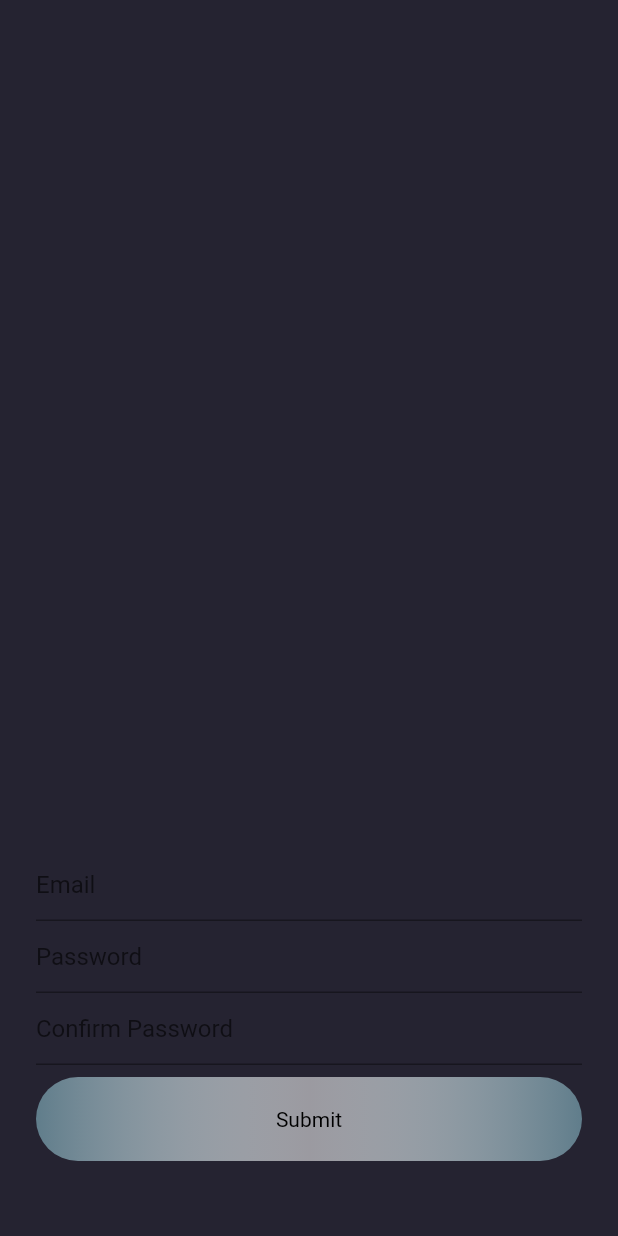
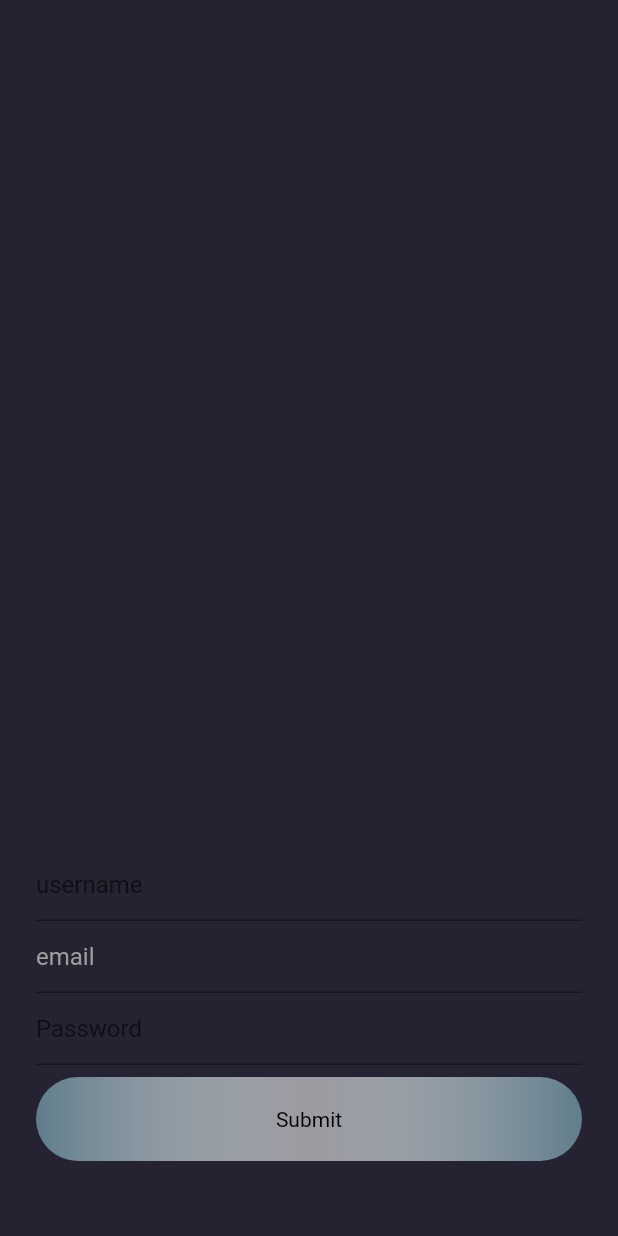
Before and after one commit to benha0898/capstone, a Flutter app: the screen it shows after launch, after a tap on "Create Account", on a phone screen of 412 x 824 dp. Run offline on Flutter 3.47's test engine with Material 2 defaults, Android fonts, the phone set to English and light mode, and no system bars; our stand-ins replace cloud_firestore, firebase_auth, firebase_core, flutter_spinkit; accounts and stored records are empty.

Commit message:
updated user login

```diff
--- a/lib/app.dart
+++ b/lib/app.dart
@@ -4,10 +4,10 @@ import 'theme/consts.dart';
 
 import 'screens/browse_decks/browse_decks_screen.dart';
 import 'screens/conversations/conversations_screen.dart';
-//import 'screens/home_screen.dart';
+import 'screens/home_screen.dart';
 import 'screens/settings/settings_screen.dart';
 
-import 'screens/authentication/login_main.dart';
+//import 'screens/authentication/login_main.dart';
 
 class CustomNavigatorHomePage extends StatefulWidget {
   @override
@@ -18,7 +18,7 @@ class CustomNavigatorHomePage extends StatefulWidget {
 class _CustomNavigatorHomePageState extends State<CustomNavigatorHomePage> {
   int _currentIndex = 0;
   final List<Widget> _screens = [
-    LoginMain(),
+    HomeScreen(),
     BrowseDecksScreen(),
     ConversationsScreen(),
     SettingsScreen(),
--- a/lib/main.dart
+++ b/lib/main.dart
@@ -1,7 +1,8 @@
+import 'package:CapstoneProject/screens/authentication/login_main.dart';
 import 'package:firebase_core/firebase_core.dart';
 import 'package:flutter/material.dart';
 
-import 'app.dart';
+//import 'app.dart';
 
 void main() {
   WidgetsFlutterBinding.ensureInitialized();
@@ -26,7 +27,7 @@ class MyApp extends StatelessWidget {
                     child: Text(snapshot.error.toString()),
                   )
                 : (snapshot.connectionState == ConnectionState.done)
-                    ? CustomNavigatorHomePage()
+                    ? LoginMain()
                     : Center(
                         child: Text(
                           "Loading...",
--- a/lib/models/user.dart
+++ b/lib/models/user.dart
@@ -2,6 +2,7 @@ import 'package:cloud_firestore/cloud_firestore.dart';
 
 class User {
   String id;
+  String email;
   String firstName;
   String lastName;
   String profilePicture;
@@ -9,6 +10,7 @@ class User {
 
   User(
       {this.id,
+      this.email,
       this.firstName,
       this.lastName,
       this.profilePicture,
@@ -16,6 +18,7 @@ class User {
 
   User.fromSnapshot(DocumentSnapshot snapshot)
       : id = snapshot.id,
+      email = snapshot["email"],
         firstName = snapshot["firstName"],
         lastName = snapshot["lastName"],
         profilePicture = snapshot["profilePicture"],
@@ -27,6 +30,7 @@ class User {
 
   Map<String, String> get info => {
         "id": this.id,
+        "email" : this.email,
         "firstName": this.firstName,
         "lastName": this.lastName,
         "profilePicture": this.profilePicture,
--- a/lib/screens/authentication/login_create_account.dart
+++ b/lib/screens/authentication/login_create_account.dart
@@ -1,5 +1,7 @@
 //import 'package:CapstoneProject/widgets/widgets.dart';
+import 'package:CapstoneProject/app.dart';
 import 'package:CapstoneProject/screens/services/auth.dart';
+import 'package:CapstoneProject/screens/services/database.dart';
 import 'package:CapstoneProject/theme/consts.dart';
 import 'package:flutter/material.dart';
 //import 'package:firebase_auth/firebase_auth.dart';
@@ -14,9 +16,12 @@ class _LoginCreateAccountState extends State<LoginCreateAccount> {
   bool isLoading = false;
 
   AuthMethods authMethods = new AuthMethods();
+  DatabaseMethods databaseMethods = new DatabaseMethods();
+
   final formKey = GlobalKey<FormState>();
   TextEditingController emailController = new TextEditingController();
   TextEditingController passwordController = new TextEditingController();
+  TextEditingController usernameController = new TextEditingController();
 
   signUpUser(){
     if(formKey.currentState.validate()){
@@ -25,9 +30,23 @@ class _LoginCreateAccountState extends State<LoginCreateAccount> {
       });
 
       authMethods.signUpWithEmailAndPassword(emailController.text, passwordController.text).then((val){
-        print("${val.uid}");
+        print("${val.userId}");
 
+        Map<String, dynamic> userInfoMap = {
+          "username" : usernameController.text,
+          "email" : emailController.text,
+          "firstName" : "",
+          "lastName" : "",
+          "profilePicture" : "",
+          "conversations": [],
+        };
 
+        databaseMethods.uploadUserInfo(userInfoMap);
+
+      Navigator.pushReplacement(
+              context,
+              MaterialPageRoute(builder: (context) => CustomNavigatorHomePage(),
+            ));
       });
     }
   }
@@ -52,12 +71,23 @@ class _LoginCreateAccountState extends State<LoginCreateAccount> {
               child:
               Column(children: [
                 TextFormField(
+                  controller: usernameController,
+                  style: TextStyle(color: Colors.white),
+                  decoration: InputDecoration(
+                    hintText: "username"),
+                ),
+                TextFormField(
                   validator: (val){
                     return RegExp(r"^[a-zA-Z0-9.a-zA-Z0-9.!#$%&'*+-/=?^_`{|}~]+@[a-zA-Z0-9]+\.[a-zA-Z]+").hasMatch(val) ? null : "Please provide valid email";
                   },
                   controller: emailController,
                   style: TextStyle(color: Colors.white),
-                  decoration: InputDecoration(hintText: "Email"),
+                  decoration: InputDecoration(
+                    hintText: "email",
+                    hintStyle: TextStyle(
+                      color: Colors.grey
+                    ),
+                    ),
                 ),
                 TextFormField(
                   validator: (val){
@@ -67,11 +97,6 @@ class _LoginCreateAccountState extends State<LoginCreateAccount> {
                   obscureText: true,
                   style: TextStyle(color: Colors.white),
                   decoration: InputDecoration(hintText: "Password"),
-                ),
-                TextFormField(
-                  obscureText: true,
-                  style: TextStyle(color: Colors.white),
-                  decoration: InputDecoration(hintText: "Confirm Password"),
                 ),
               ]),
               ),
```
Also changed, not shown: lib/screens/authentication/login_empty_form.dart (+49 -8 lines), lib/screens/browse_decks/browse_decks_screen.dart (+88 -4 lines), lib/screens/services/database.dart (added, +20 -0 lines).
